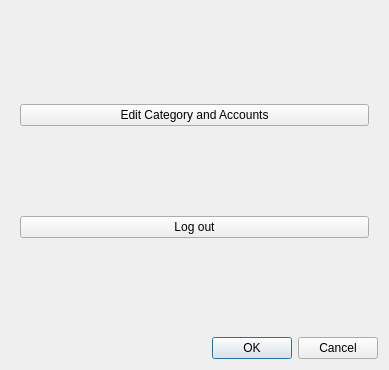
Before: the Qt Designer form ui/usersettingsdialog.ui in NFBaeza/Budget-Monitor, drawn with Qt 5.
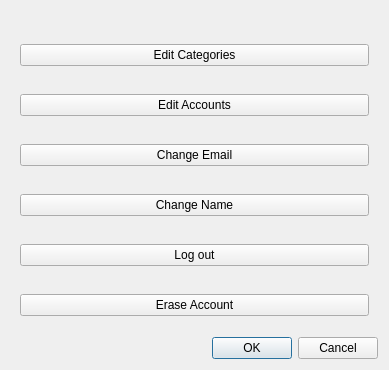
After: the same form once the commit is applied.

Commit message: feat!: add new options in user Settings view

```diff
--- a/ui/usersettingsdialog.ui
+++ b/ui/usersettingsdialog.ui
@@ -263,21 +263,58 @@
       <zorder>warningPasswordLabel</zorder>
      </widget>
      <widget class="QWidget" name="userWidget">
-      <layout class="QGridLayout" name="gridLayout_4">
-       <item row="0" column="0">
-        <widget class="QPushButton" name="editSettingsButton">
+      <layout class="QGridLayout" rowstretch="0,0,0,0,0,0,0,0,0,0,0,0,0">
+       <property name="sizeConstraint">
+        <enum>QLayout::SizeConstraint::SetDefaultConstraint</enum>
+       </property>
+       <property name="topMargin">
+        <number>30</number>
+       </property>
+       <property name="verticalSpacing">
+        <number>25</number>
+       </property>
+       <item row="2" column="0">
+        <widget class="QPushButton" name="editEmailButton">
          <property name="text">
-          <string>Edit Category and Accounts</string>
+          <string>Change Email</string>
          </property>
         </widget>
        </item>
-       <item row="1" column="0">
-        <widget class="QPushButton" name="logoutButton">
+       <item row="3" column="0">
+        <widget class="QPushButton" name="editNameButton">
+         <property name="text">
+          <string>Change Name</string>
+         </property>
+        </widget>
+       </item>
+       <item row="4" column="0">
+        <widget class="QPushButton" name="logOutButton">
          <property name="text">
           <string>Log out</string>
          </property>
         </widget>
        </item>
+       <item row="1" column="0">
+        <widget class="QPushButton" name="editAccountButton">
+         <property name="text">
+          <string>Edit Accounts</string>
+         </property>
+        </widget>
+       </item>
+       <item row="0" column="0">
+        <widget class="QPushButton" name="editCategoryButton">
+         <property name="text">
+          <string>Edit Categories</string>
+         </property>
+        </widget>
+       </item>
+       <item row="5" column="0">
+        <widget class="QPushButton" name="eraseAccountButton">
+         <property name="text">
+          <string>Erase Account</string>
+         </property>
+        </widget>
+       </item>
       </layout>
      </widget>
     </widget>
```
The commit also changes 10 other files.
